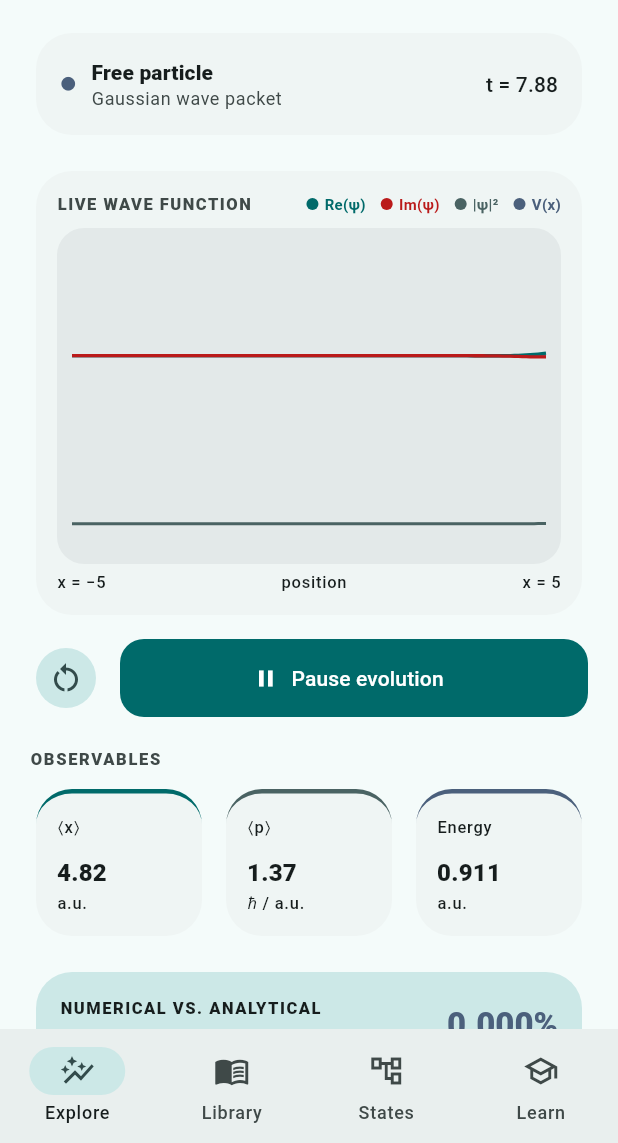
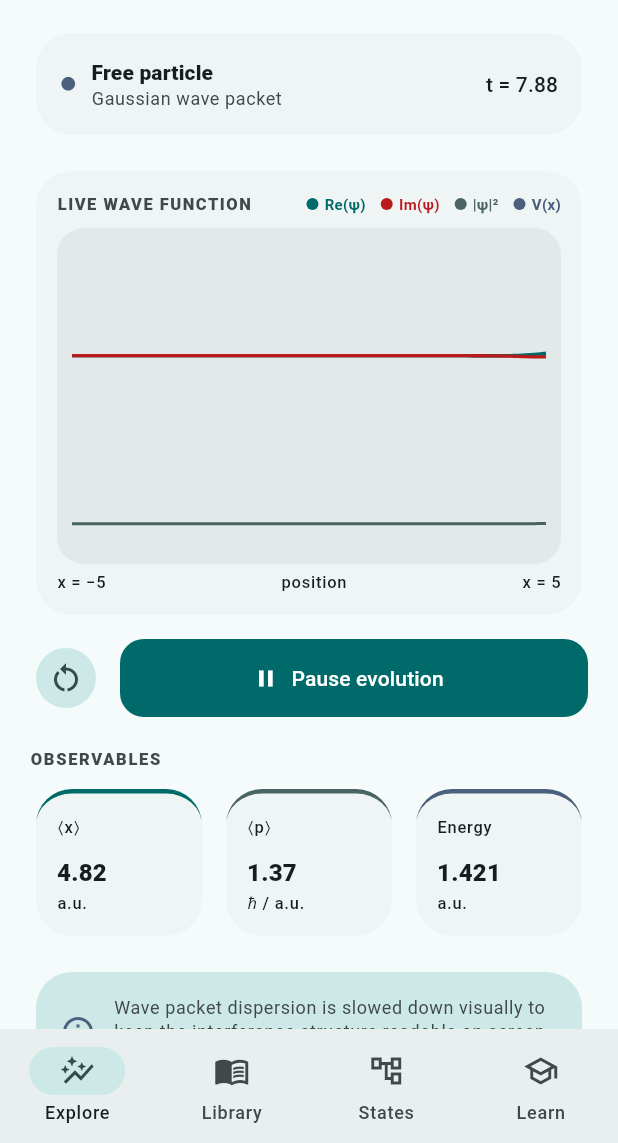
Before and after one commit to v-mv/qt-lab-flutter, a Flutter app: the screen it shows after launch, on a phone screen of 412 x 824 dp, the part 93-1236 px from its top. Run offline on Flutter 3.47's test engine with Material 3 defaults, Android fonts, the phone set to English and light mode, and no system bars; drawn by our look-alikes of dynamic_color.

Commit message:
feat(ui): add note explaining visual slowdown of packet dispersion and hide numerical error for packets

```diff
--- a/lib/app.dart
+++ b/lib/app.dart
@@ -309,6 +309,28 @@ class ExplorePage extends StatelessWidget {
           ],
         ),
         const SizedBox(height: 16),
+        if (controller.mode == WaveMode.packet)
+          Card(
+            color: colors.secondaryContainer,
+            child: Padding(
+              padding: const EdgeInsets.all(16),
+              child: Row(
+                children: [
+                  Icon(Icons.info_outline, color: colors.tertiary),
+                  const SizedBox(width: 12),
+                  Expanded(
+                    child: Text(
+                      'Wave packet dispersion is slowed down visually to keep the interference structure readable on screen over longer time periods.',
+                      style: theme.textTheme.bodySmall?.copyWith(
+                        color: colors.onSurfaceVariant,
+                      ),
+                    ),
+                  ),
+                ],
+              ),
+            ),
+          )
+        else
           Card(
             color: colors.secondaryContainer,
             child: Padding(
@@ -1224,7 +1246,15 @@ double _expectedEnergy(QuantumController controller) {
   } else {
     final k0 = controller.config.k0;
     final m = controller.config.mass;
-    final eKin = (k0 * k0) / (2 * m);
+    final hbar = controller.config.hbar;
+    final sigma = controller.config.sigma;
+
+    // Momentum spread for a Gaussian wave packet: σ_p = ℏ / (√2 * σ)
+    final sigmaP = hbar / (math.sqrt(2) * sigma);
+
+    // Total kinetic energy: E_kin = (⟨p⟩² + (σ_p)²)/2m
+    final eKin = (k0 * k0 + sigmaP * sigmaP) / (2 * m);
+
     final samples = controller.samples;
     final numV = samples.fold<double>(
       0,
```
Lines whose indentation alone changed are shown as unchanged.
